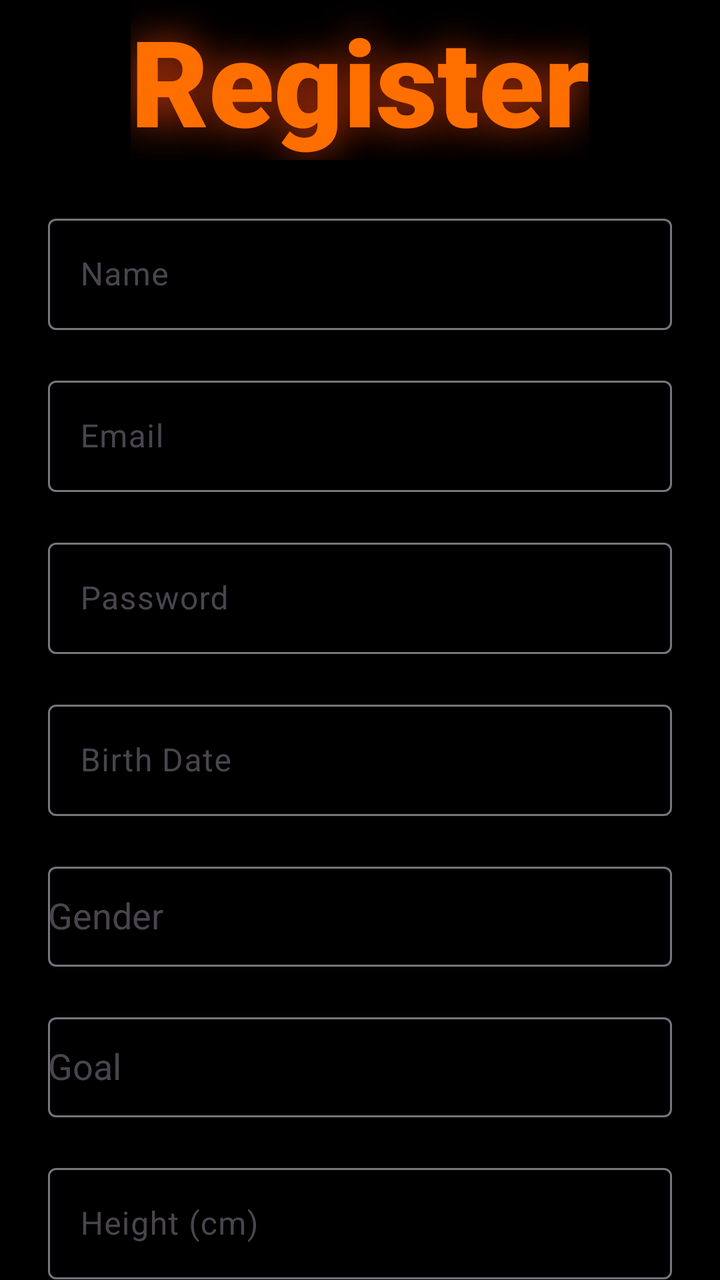
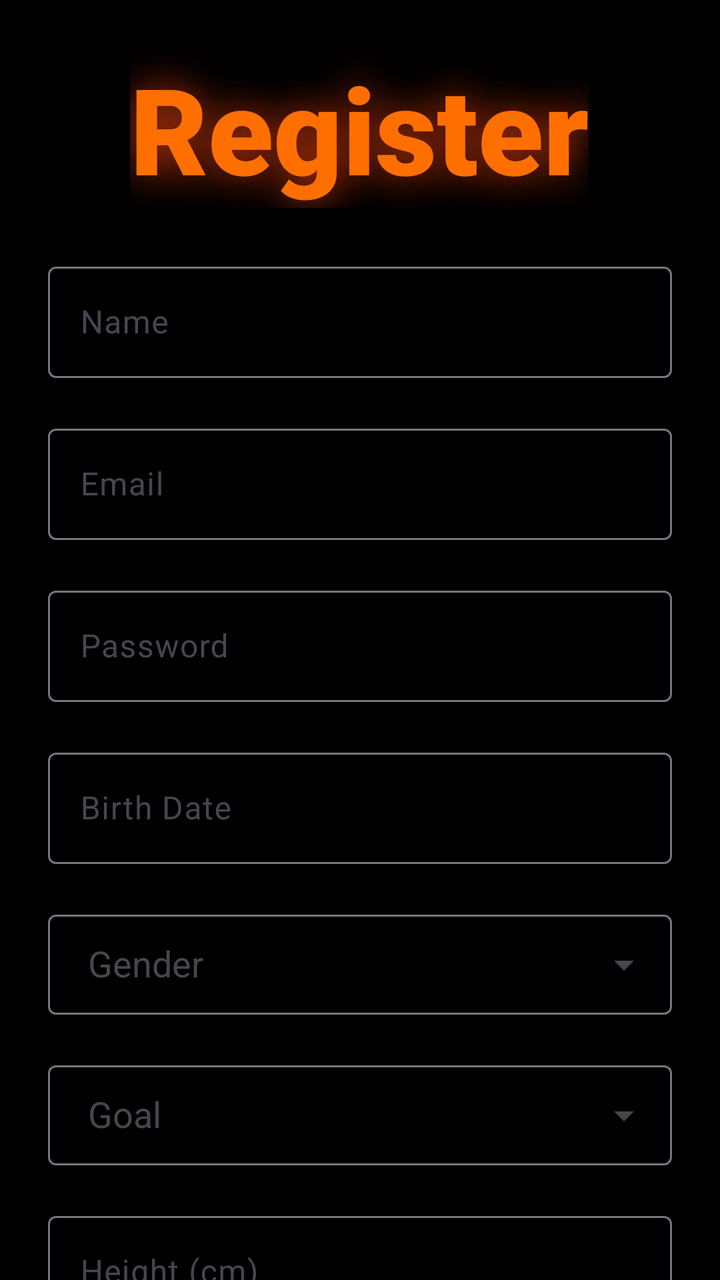

Two renders of the same Android screen: before a commit and after it. Below are the layout's source before the change and the commit's diff.
<!-- AndroidManifest.xml: application theme Theme.FitJourney -->
<!-- res/layout/fragment_register.xml -->
<?xml version="1.0" encoding="utf-8"?>
<androidx.constraintlayout.widget.ConstraintLayout
    xmlns:android="http://schemas.android.com/apk/res/android"
    xmlns:app="http://schemas.android.com/apk/res-auto"
    xmlns:tools="http://schemas.android.com/tools"
    android:id="@+id/registerLayout"
    android:layout_width="match_parent"
    android:layout_height="match_parent"
    android:background="#000000"
    tools:context=".ui.access.RegisterFragment">

    <TextView
        android:id="@+id/tvRegister"
        android:layout_width="wrap_content"
        android:layout_height="wrap_content"
        android:fontFamily="sans-serif-black"
        android:shadowColor="#BF360C"
        android:shadowRadius="50"
        android:text="@string/register"
        android:textColor="#FF6F00"
        android:textSize="60sp"
        app:layout_constraintTop_toTopOf="parent"
        app:layout_constraintStart_toStartOf="parent"
        app:layout_constraintEnd_toEndOf="parent"
        app:layout_constraintVertical_bias="0.08"/>

    <androidx.core.widget.NestedScrollView
        android:id="@+id/scrollRegister"
        android:layout_width="0dp"
        android:layout_height="0dp"
        android:fillViewport="true"
        app:layout_constraintTop_toBottomOf="@id/tvRegister"
        app:layout_constraintBottom_toBottomOf="parent"
        app:layout_constraintStart_toStartOf="parent"
        app:layout_constraintEnd_toEndOf="parent">

        <LinearLayout
            android:layout_width="match_parent"
            android:layout_height="wrap_content"
            android:orientation="vertical"
            android:padding="24dp">

            <com.google.android.material.textfield.TextInputLayout
                android:layout_width="match_parent"
                android:layout_height="wrap_content"
                android:hint="@string/name">

                <com.google.android.material.textfield.TextInputEditText
                    android:id="@+id/etName"
                    android:layout_width="match_parent"
                    android:layout_height="wrap_content"
                    android:inputType="textPersonName"/>
            </com.google.android.material.textfield.TextInputLayout>

            <com.google.android.material.textfield.TextInputLayout
                android:layout_width="match_parent"
                android:layout_height="wrap_content"
                android:hint="@string/email"
                android:layout_marginTop="20dp">

                <com.google.android.material.textfield.TextInputEditText
                    android:id="@+id/etEmail"
                    android:layout_width="match_parent"
                    android:layout_height="wrap_content"
                    android:inputType="textEmailAddress"/>
            </com.google.android.material.textfield.TextInputLayout>

            <com.google.android.material.textfield.TextInputLayout
                android:layout_width="match_parent"
                android:layout_height="wrap_content"
                android:hint="@string/password"
                android:layout_marginTop="20dp"
                app:passwordToggleEnabled="true">

                <com.google.android.material.textfield.TextInputEditText
                    android:id="@+id/etPassword"
                    android:layout_width="match_parent"
                    android:layout_height="wrap_content"
                    android:inputType="textPassword"/>
            </com.google.android.material.textfield.TextInputLayout>

            <com.google.android.material.textfield.TextInputLayout
                android:layout_width="match_parent"
                android:layout_height="wrap_content"
                android:hint="@string/birth_date"
                android:layout_marginTop="20dp">

                <com.google.android.material.textfield.TextInputEditText
                    android:id="@+id/etBirthDate"
                    android:layout_width="match_parent"
                    android:layout_height="wrap_content"
                    android:focusable="true"
                    android:clickable="true"
                    android:inputType="none"/>
            </com.google.android.material.textfield.TextInputLayout>

            <com.google.android.material.textfield.TextInputLayout
                android:layout_width="match_parent"
                android:layout_height="wrap_content"
                android:hint="@string/gender"
                android:layout_marginTop="20dp">

                <AutoCompleteTextView
                    android:id="@+id/actvGender"
                    android:layout_width="match_parent"
                    android:layout_height="50dp"
                    android:focusable="false"
                    android:inputType="none"
                    tools:ignore="LabelFor" />
            </com.google.android.material.textfield.TextInputLayout>

            <com.google.android.material.textfield.TextInputLayout
                android:layout_width="match_parent"
                android:layout_height="wrap_content"
                android:hint="@string/goal"
                android:layout_marginTop="20dp">

                <AutoCompleteTextView
                    android:id="@+id/actvGoal"
                    android:layout_width="match_parent"
                    android:layout_height="50dp"
                    android:focusable="false"
                    android:inputType="none"
                    tools:ignore="LabelFor" />
            </com.google.android.material.textfield.TextInputLayout>

            <com.google.android.material.textfield.TextInputLayout
                android:layout_width="match_parent"
                android:layout_height="wrap_content"
                android:hint="@string/height_cm"
                android:layout_marginTop="20dp">

                <com.google.android.material.textfield.TextInputEditText
                    android:id="@+id/etHeight"
                    android:layout_width="match_parent"
                    android:layout_height="wrap_content"
                    android:inputType="number"/>
            </com.google.android.material.textfield.TextInputLayout>

            <com.google.android.material.textfield.TextInputLayout
                android:layout_width="match_parent"
                android:layout_height="wrap_content"
                android:hint="@string/weight_kg"
                android:layout_marginTop="20dp">

                <com.google.android.material.textfield.TextInputEditText
                    android:id="@+id/etWeight"
                    android:layout_width="match_parent"
                    android:layout_height="wrap_content"
                    android:inputType="numberDecimal" />
            </com.google.android.material.textfield.TextInputLayout>

            <Button
                android:id="@+id/btnRegisterSubmit"
                android:layout_width="match_parent"
                android:layout_height="60dp"
                android:layout_marginTop="40dp"
                android:backgroundTint="#FF6F00"
                android:text="@string/register"
                android:textAllCaps="false"
                android:textColor="#FFFFFF"
                android:textSize="20sp" />
        </LinearLayout>
    </androidx.core.widget.NestedScrollView>

</androidx.constraintlayout.widget.ConstraintLayout>
<!-- resources referenced by this layout -->
<resources>
  <string name="birth_date">Birth Date</string>
  <string name="email">Email</string>
  <string name="gender">Gender</string>
  <string name="goal">Goal</string>
  <string name="height_cm">Height (cm)</string>
  <string name="name">Name</string>
  <string name="password">Password</string>
  <string name="register">Register</string>
  <string name="weight_kg">Weight (kg)</string>
  <style name="Theme.FitJourney" parent="Base.Theme.FitJourney" />
  <style name="Base.Theme.FitJourney" parent="Theme.Material3.DayNight.NoActionBar">
          
          
      </style>
</resources>

<!-- the commit's change to res/layout/fragment_register.xml (unified diff, before → after) -->
@@ -13,16 +13,17 @@
         android:id="@+id/tvRegister"
         android:layout_width="wrap_content"
         android:layout_height="wrap_content"
+        android:layout_marginTop="24dp"
         android:fontFamily="sans-serif-black"
         android:shadowColor="#BF360C"
         android:shadowRadius="50"
         android:text="@string/register"
         android:textColor="#FF6F00"
         android:textSize="60sp"
-        app:layout_constraintTop_toTopOf="parent"
+        app:layout_constraintEnd_toEndOf="parent"
+        app:layout_constraintHorizontal_bias="0.497"
         app:layout_constraintStart_toStartOf="parent"
-        app:layout_constraintEnd_toEndOf="parent"
-        app:layout_constraintVertical_bias="0.08"/>
+        app:layout_constraintTop_toTopOf="parent" />
 
     <androidx.core.widget.NestedScrollView
         android:id="@+id/scrollRegister"
@@ -41,6 +42,7 @@
             android:padding="24dp">
 
             <com.google.android.material.textfield.TextInputLayout
+                android:id="@+id/tlName"
                 android:layout_width="match_parent"
                 android:layout_height="wrap_content"
                 android:hint="@string/name">
@@ -49,56 +51,65 @@
                     android:id="@+id/etName"
                     android:layout_width="match_parent"
                     android:layout_height="wrap_content"
-                    android:inputType="textPersonName"/>
+                    android:inputType="textPersonName"
+                    android:textColor="#FFFFFF" />
             </com.google.android.material.textfield.TextInputLayout>
 
             <com.google.android.material.textfield.TextInputLayout
+                android:id="@+id/tlEmail"
                 android:layout_width="match_parent"
                 android:layout_height="wrap_content"
-                android:hint="@string/email"
-                android:layout_marginTop="20dp">
+                android:layout_marginTop="20dp"
+                android:hint="@string/email">
 
                 <com.google.android.material.textfield.TextInputEditText
                     android:id="@+id/etEmail"
                     android:layout_width="match_parent"
                     android:layout_height="wrap_content"
-                    android:inputType="textEmailAddress"/>
+                    android:inputType="textEmailAddress"
+                    android:textColor="#FFFFFF" />
             </com.google.android.material.textfield.TextInputLayout>
 
             <com.google.android.material.textfield.TextInputLayout
+                android:id="@+id/tlPassword"
                 android:layout_width="match_parent"
                 android:layout_height="wrap_content"
+                android:layout_marginTop="20dp"
                 android:hint="@string/password"
-                android:layout_marginTop="20dp"
                 app:passwordToggleEnabled="true">
 
                 <com.google.android.material.textfield.TextInputEditText
                     android:id="@+id/etPassword"
                     android:layout_width="match_parent"
                     android:layout_height="wrap_content"
-                    android:inputType="textPassword"/>
+                    android:inputType="textPassword"
+                    android:textColor="#FFFFFF" />
             </com.google.android.material.textfield.TextInputLayout>
 
             <com.google.android.material.textfield.TextInputLayout
+                android:id="@+id/tlBirthDate"
                 android:layout_width="match_parent"
                 android:layout_height="wrap_content"
-                android:hint="@string/birth_date"
-                android:layout_marginTop="20dp">
+                android:layout_marginTop="20dp"
+                android:hint="@string/birth_date">
 
                 <com.google.android.material.textfield.TextInputEditText
                     android:id="@+id/etBirthDate"
                     android:layout_width="match_parent"
                     android:layout_height="wrap_content"
+                    android:clickable="true"
                     android:focusable="true"
-                    android:clickable="true"
-                    android:inputType="none"/>
+                    android:inputType="none"
+                    android:textColor="#FFFFFF" />
             </com.google.android.material.textfield.TextInputLayout>
 
             <com.google.android.material.textfield.TextInputLayout
+                android:id="@+id/tlGender"
                 android:layout_width="match_parent"
                 android:layout_height="wrap_content"
-                android:hint="@string/gender"
-                android:layout_marginTop="20dp">
+                android:layout_marginTop="20dp"
+                app:endIconMode="dropdown_menu"
+                android:hint="@string/gender">
 
                 <AutoCompleteTextView
                     android:id="@+id/actvGender"
@@ -106,14 +117,18 @@
                     android:layout_height="50dp"
                     android:focusable="false"
                     android:inputType="none"
-                    tools:ignore="LabelFor" />
+                    android:paddingStart="20dp"
+                    android:textColor="#FFFFFF"
+                    tools:ignore="LabelFor,RtlSymmetry" />
             </com.google.android.material.textfield.TextInputLayout>
 
             <com.google.android.material.textfield.TextInputLayout
+                android:id="@+id/tLGoal"
                 android:layout_width="match_parent"
                 android:layout_height="wrap_content"
-                android:hint="@string/goal"
-                android:layout_marginTop="20dp">
+                android:layout_marginTop="20dp"
+                app:endIconMode="dropdown_menu"
+                android:hint="@string/goal">
 
                 <AutoCompleteTextView
                     android:id="@+id/actvGoal"
@@ -121,33 +136,39 @@
                     android:layout_height="50dp"
                     android:focusable="false"
                     android:inputType="none"
-                    tools:ignore="LabelFor" />
+                    android:paddingStart="20dp"
+                    android:textColor="#FFFFFF"
+                    tools:ignore="LabelFor,RtlSymmetry" />
             </com.google.android.material.textfield.TextInputLayout>
 
             <com.google.android.material.textfield.TextInputLayout
+                android:id="@+id/tlHeight"
                 android:layout_width="match_parent"
                 android:layout_height="wrap_content"
-                android:hint="@string/height_cm"
-                android:layout_marginTop="20dp">
+                android:layout_marginTop="20dp"
+                android:hint="@string/height_cm">
 
                 <com.google.android.material.textfield.TextInputEditText
                     android:id="@+id/etHeight"
                     android:layout_width="match_parent"
                     android:layout_height="wrap_content"
-                    android:inputType="number"/>
+                    android:inputType="number"
+                    android:textColor="#FFFFFF" />
             </com.google.android.material.textfield.TextInputLayout>
 
             <com.google.android.material.textfield.TextInputLayout
+                android:id="@+id/tlWeight"
                 android:layout_width="match_parent"
                 android:layout_height="wrap_content"
-                android:hint="@string/weight_kg"
-                android:layout_marginTop="20dp">
+                android:layout_marginTop="20dp"
+                android:hint="@string/weight_kg">
 
                 <com.google.android.material.textfield.TextInputEditText
                     android:id="@+id/etWeight"
                     android:layout_width="match_parent"
                     android:layout_height="wrap_content"
-                    android:inputType="numberDecimal" />
+                    android:inputType="numberDecimal"
+                    android:textColor="#FFFFFF" />
             </com.google.android.material.textfield.TextInputLayout>
 
             <Button
<!-- resource entries referenced after the edit -->
@@ -11,8 +11,7 @@
   <string name="weight_kg">Weight (kg)</string>
   <style name="Theme.FitJourney" parent="Base.Theme.FitJourney" />
   <style name="Base.Theme.FitJourney" parent="Theme.Material3.DayNight.NoActionBar">
-          
-          
+  
       </style>
 </resources>
 
